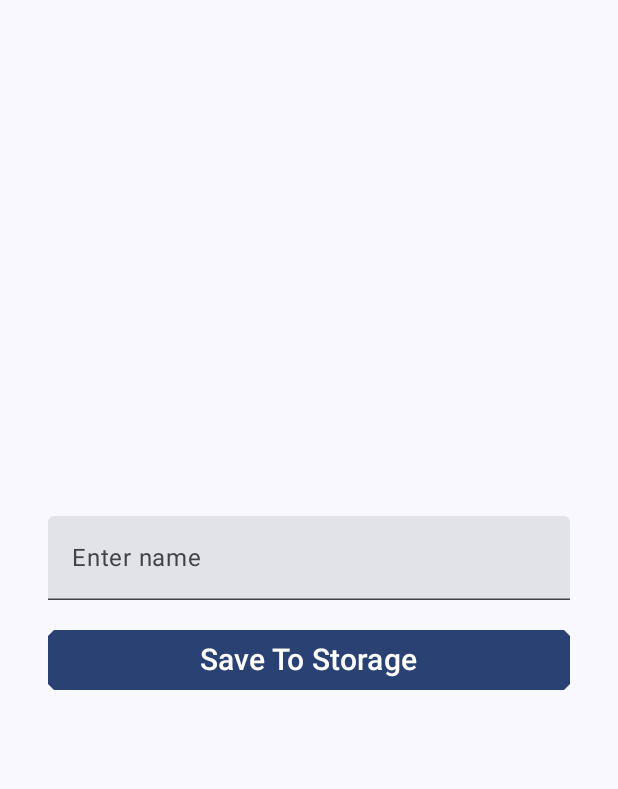
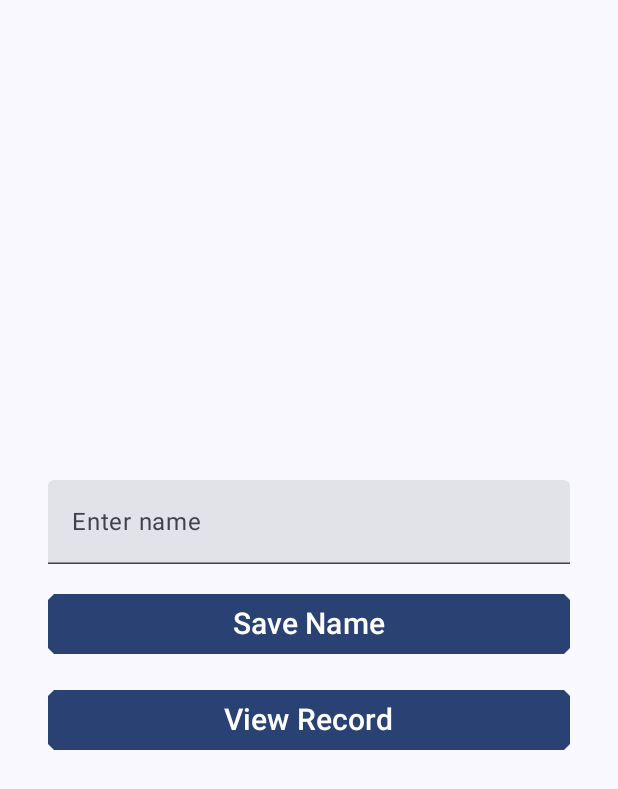
Before and after one commit to Osehi/BuildWithCompose, an Android app built with Jetpack Compose: the screen it shows after launch (MainActivity), on a phone screen of 412 x 824 dp. Shown: the top 789 px of the screen. Run offline under Robolectric (Android 15) with nearby library versions, the phone set to English and light mode, and no system bars.

Commit message:
buttons added

```diff
--- a/app/build.gradle.kts
+++ b/app/build.gradle.kts
@@ -5,12 +5,12 @@ plugins {
 
 android {
     namespace = "com.example.clockinappcompose"
-    compileSdk = 33
+    compileSdk = 34
 
     defaultConfig {
         applicationId = "com.example.clockinappcompose"
         minSdk = 24
-        targetSdk = 33
+        targetSdk = 34
         versionCode = 1
         versionName = "1.0"
 
--- a/app/src/main/java/com/example/clockinappcompose/MainActivity.kt
+++ b/app/src/main/java/com/example/clockinappcompose/MainActivity.kt
@@ -85,12 +85,24 @@ fun EnterYourName() {
                 .padding(horizontal = 32.dp, vertical = 16.dp)
         ) {
             Text(
-                text = "Save To Storage",
+                text = "Save Name",
                 color = Color.White,
                 fontSize = 20.sp
-//                fontWeight = FontWeight.Bold
 
             )
+        }
+        Button(
+            onClick = { /*TODO*/ },
+            shape = CutCornerShape(10),
+            modifier = Modifier
+                .fillMaxWidth()
+                .padding(horizontal = 32.dp)
+            ) {
+                Text(
+                    text = "View Record",
+                    color = Color.White,
+                    fontSize = 20.sp
+                )
         }
     }
 }
```
